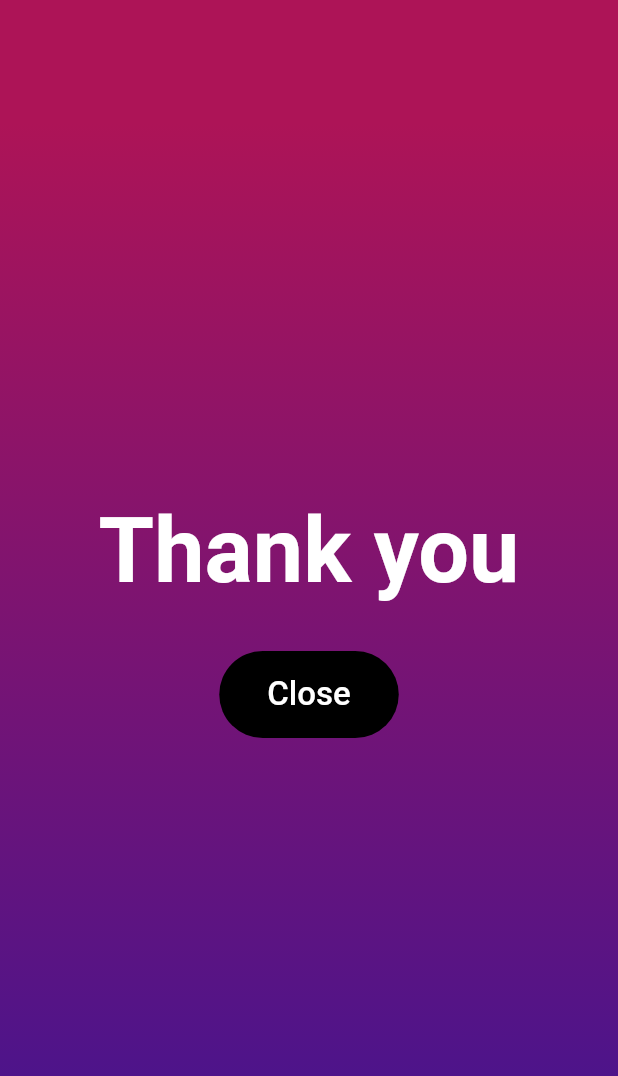
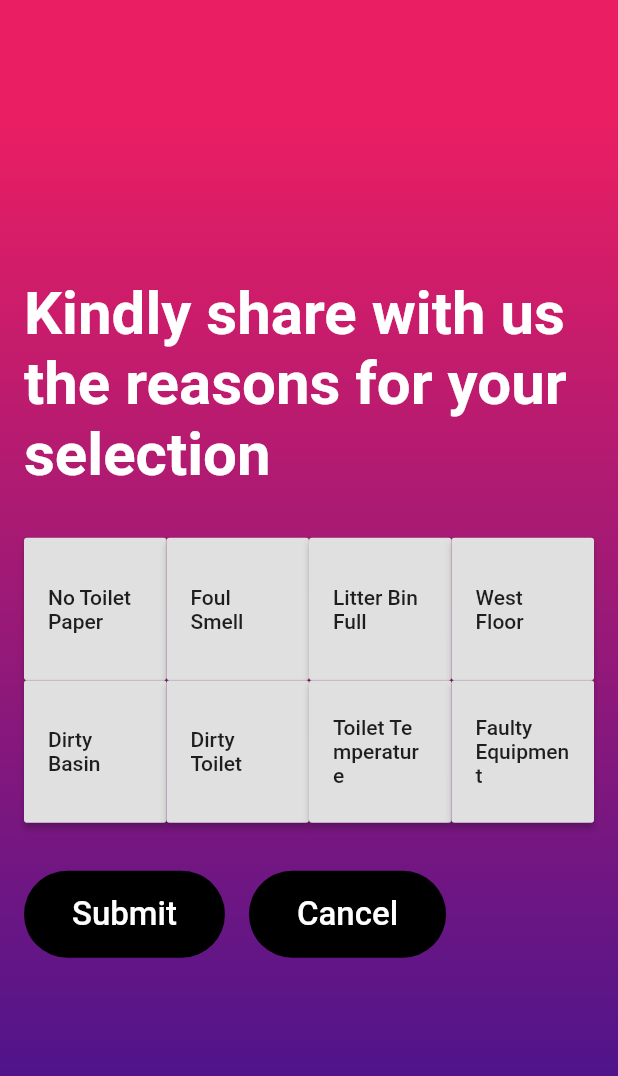
Before and after one commit to anoochit/flutter_restroom_rate, a Flutter app: the screen it shows after launch, after a tap on the "sentiment very dissatisfied" icon, on a phone screen of 412 x 824 dp. Shown: the top 1076 px of the screen. Run offline on Flutter 3.47's test engine with Material 2 defaults, Android fonts, the phone set to English and light mode, and no system bars.

Commit message:
add reason page no action yet

```diff
--- a/lib/main.dart
+++ b/lib/main.dart
@@ -1,4 +1,5 @@
 import 'package:flutter/material.dart';
+import 'package:restroom_rate/tellusmore.dart';
 import 'package:restroom_rate/thankyou.dart';
 
 void main() => runApp(MyApp());
@@ -31,7 +32,7 @@ class RateForm extends StatelessWidget {
             stops: [0.1, 0.9],
             colors: [
               // Colors are easy thanks to Flutter's Colors class.
-              Colors.pink[800],
+              Colors.pink,
               Colors.purple[900],
             ],
           ),
@@ -67,7 +68,8 @@ class RateForm extends StatelessWidget {
                     onPressed: () {
                       Navigator.push(
                         context,
-                        MaterialPageRoute(builder: (context) => ThankyouPage()),
+                        MaterialPageRoute(
+                            builder: (context) => TellUsMorePage()),
                       );
                     },
                   ),
@@ -78,7 +80,8 @@ class RateForm extends StatelessWidget {
                     onPressed: () {
                       Navigator.push(
                         context,
-                        MaterialPageRoute(builder: (context) => ThankyouPage()),
+                        MaterialPageRoute(
+                            builder: (context) => TellUsMorePage()),
                       );
                     },
                   ),
--- /dev/null
+++ b/lib/tellusmore.dart
@@ -0,0 +1,141 @@
+import 'package:flutter/material.dart';
+
+class TellUsMorePage extends StatefulWidget {
+  TellUsMorePage({Key key}) : super(key: key);
+
+  @override
+  _TellUsMorePageState createState() => _TellUsMorePageState();
+}
+
+class _TellUsMorePageState extends State<TellUsMorePage> {
+  @override
+  Widget build(BuildContext context) {
+    return MaterialApp(
+      title: 'TellUsMore Page',
+      theme: ThemeData(
+        primarySwatch: Colors.purple,
+      ),
+      home: Scaffold(
+        body: Container(
+          padding: EdgeInsets.all(16),
+          // Add box decoration
+          decoration: BoxDecoration(
+            // Box decoration takes a gradient
+            gradient: LinearGradient(
+              // Where the linear gradient begins and ends
+              begin: Alignment.topCenter,
+              end: Alignment.bottomCenter,
+              // Add one stop for each color. Stops should increase from 0 to 1
+              stops: [0.1, 0.9],
+              colors: [
+                // Colors are easy thanks to Flutter's Colors class.
+                Colors.pink,
+                Colors.purple[900],
+              ],
+            ),
+          ),
+          child: Center(
+            child: Column(
+              mainAxisAlignment: MainAxisAlignment.center,
+              children: <Widget>[
+                Text(
+                  "Kindly share with us the reasons for your selection",
+                  style: TextStyle(
+                      fontSize: 40,
+                      fontWeight: FontWeight.w600,
+                      color: Colors.white),
+                ),
+                SizedBox(
+                  height: 32.0,
+                ),
+                GridView.count(
+                  childAspectRatio: 15 / 15,
+                  crossAxisCount: 4,
+                  shrinkWrap: true,
+                  children: <Widget>[
+                    RaisedButton(
+                      child: Text("No Toilet Paper"),
+                      onPressed: () {},
+                    ),
+                    RaisedButton(
+                      child: Text("Foul Smell"),
+                      onPressed: () {},
+                    ),
+                    RaisedButton(
+                      child: Text("Litter Bin Full"),
+                      onPressed: () {},
+                    ),
+                    RaisedButton(
+                      child: Text("West Floor"),
+                      onPressed: () {},
+                    ),
+                    RaisedButton(
+                      child: Text("Dirty Basin"),
+                      onPressed: () {},
+                    ),
+                    RaisedButton(
+                      child: Text("Dirty Toilet"),
+                      onPressed: () {},
+                    ),
+                    RaisedButton(
+                      child: Text("Toilet Temperature"),
+                      onPressed: () {},
+                    ),
+                    RaisedButton(
+                      child: Text("Faulty Equipment"),
+                      onPressed: () {},
+                    ),
+                  ],
+                ),
+                SizedBox(
+                  height: 32.0,
+                ),
+                Row(
+                  children: <Widget>[
+                    FlatButton(
+                      textColor: Colors.white,
+                      color: Colors.black,
+                      child: Padding(
+                        padding: EdgeInsets.all(16),
+                        child: Text(
+                          "Submit",
+                          style: TextStyle(fontSize: 22),
+                        ),
+                      ),
+                      shape: new RoundedRectangleBorder(
+                        borderRadius: new BorderRadius.circular(30.0),
+                      ),
+                      onPressed: () {
+                        Navigator.pop(context);
+                      },
+                    ),
+                    SizedBox(
+                      width: 16.0,
+                    ),
+                    FlatButton(
+                      textColor: Colors.white,
+                      color: Colors.black,
+                      child: Padding(
+                        padding: EdgeInsets.all(16),
+                        child: Text(
+                          "Cancel",
+                          style: TextStyle(fontSize: 22),
+                        ),
+                      ),
+                      shape: new RoundedRectangleBorder(
+                        borderRadius: new BorderRadius.circular(30.0),
+                      ),
+                      onPressed: () {
+                        Navigator.pop(context);
+                      },
+                    ),
+                  ],
+                )
+              ],
+            ),
+          ),
+        ),
+      ),
+    );
+  }
+}
--- a/lib/thankyou.dart
+++ b/lib/thankyou.dart
@@ -28,7 +28,7 @@ class _ThankyouPageState extends State<ThankyouPage> {
               stops: [0.1, 0.9],
               colors: [
                 // Colors are easy thanks to Flutter's Colors class.
-                Colors.pink[800],
+                Colors.pink,
                 Colors.purple[900],
               ],
             ),
```
